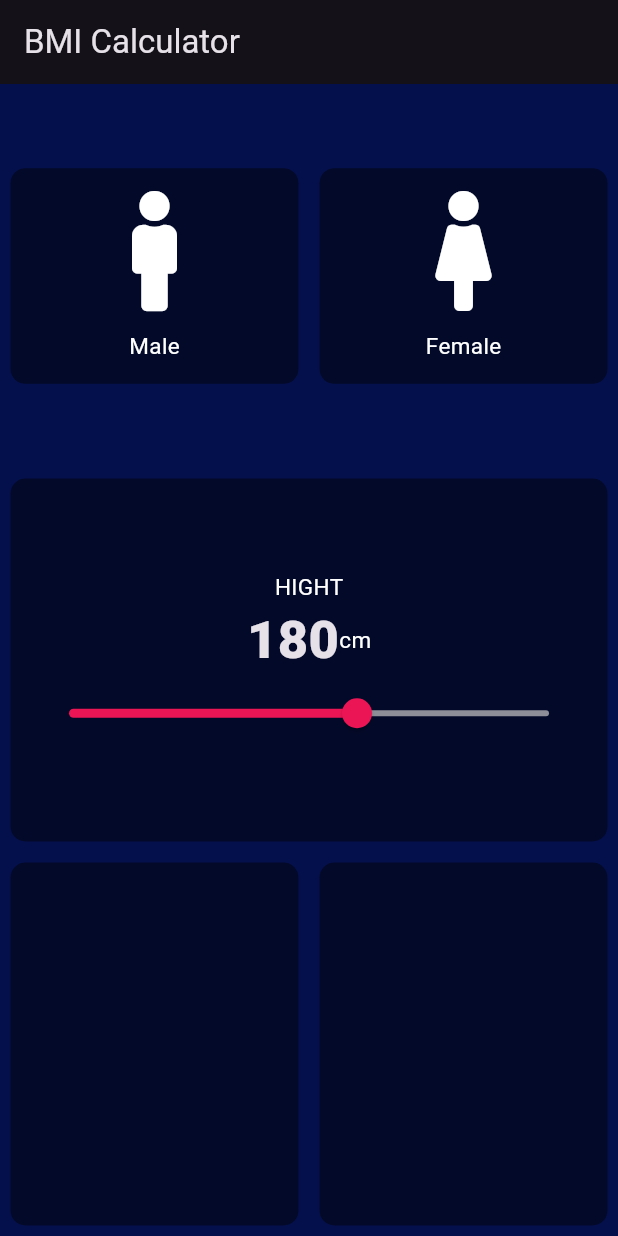
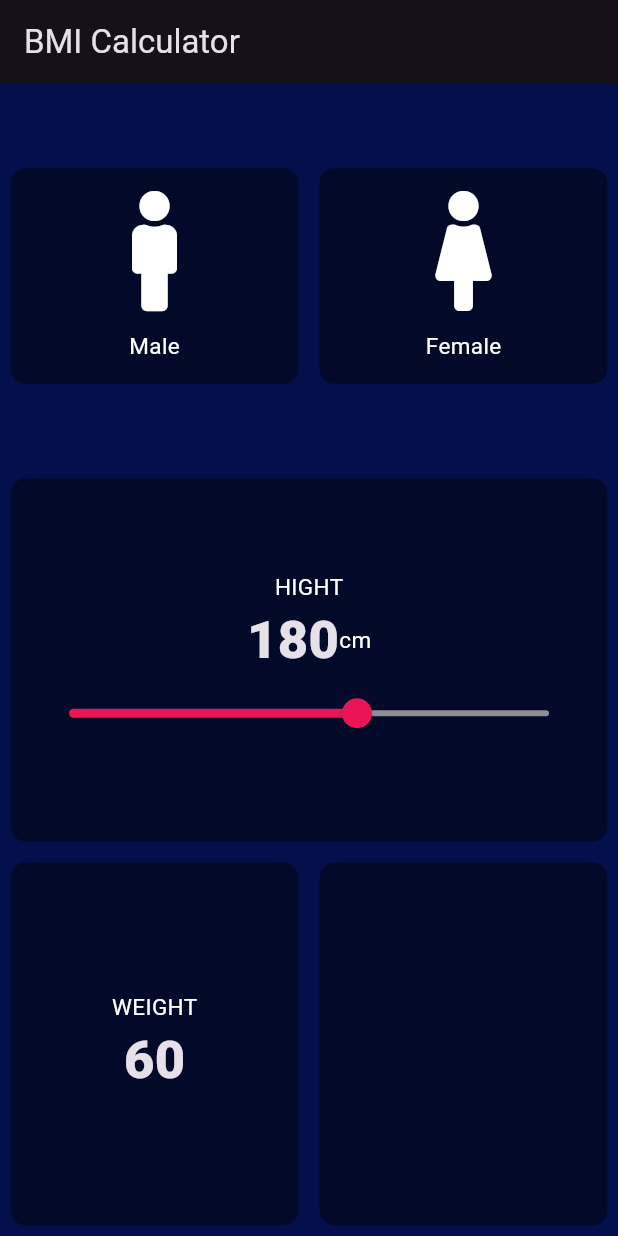
Before and after one commit to Ad33lHub/SP23-BSE-013-Muhammad-Adeel, a Flutter app: the screen it shows after launch, on a phone screen of 412 x 824 dp. Run offline on Flutter 3.47's test engine with Material 3 defaults, Android fonts, the light colour scheme and no system bars; our stand-ins replace csv, flutter_colorpicker, flutter_local_notifications, font_awesome_flutter, google_fonts, image_picker and 6 more; accounts and stored records are empty.

Commit message:
Flutter in Urdu | BMI Add text Widgets Lecture 47

```diff
--- a/bmi/lib/input_page.dart
+++ b/bmi/lib/input_page.dart
@@ -17,6 +17,8 @@ enum Gender { male, female }
 class _InputPageState extends State<InputPage> {
   Gender? selectedGender;
   int sliderHight = 180;
+  int sliderWeight = 60;
+  int sliderAge = 20;
   // Color maleColor = deactivecolor;
   // Color femaleColor = deactivecolor;
   // void UpdateColor(Gender gendertype) {
@@ -114,7 +116,16 @@ class _InputPageState extends State<InputPage> {
                 Expanded(
                   child: RepeatContainerCode(
                     colour: Color.fromARGB(255, 3, 9, 40),
-                    cardWidget: Column(),
+                    cardWidget: Column(
+                      mainAxisAlignment: MainAxisAlignment.center,
+                      children: <Widget>[
+                        Text('WEIGHT', style: klabelstyle),
+                        Text(
+                          sliderWeight.toString(),
+                          style: kNumberStyle,
+                        ),
+                      ],
+                    ),
                   ),
                 ),
                 Expanded(
```
